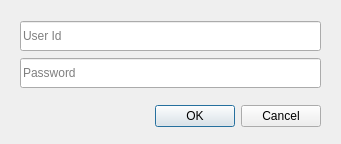
debugger22/stockmarket, file uifiles/login.ui: the form before one commit.
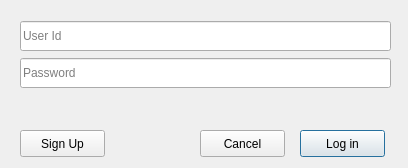
The form after the commit.

Diff of the .ui file:
```diff
--- a/uifiles/login.ui
+++ b/uifiles/login.ui
@@ -6,35 +6,19 @@
    <rect>
     <x>0</x>
     <y>0</y>
-    <width>341</width>
-    <height>144</height>
+    <width>408</width>
+    <height>168</height>
    </rect>
   </property>
   <property name="windowTitle">
    <string>Stock Market | Login</string>
   </property>
-  <widget class="QDialogButtonBox" name="buttonBox">
-   <property name="geometry">
-    <rect>
-     <x>70</x>
-     <y>100</y>
-     <width>251</width>
-     <height>32</height>
-    </rect>
-   </property>
-   <property name="orientation">
-    <enum>Qt::Horizontal</enum>
-   </property>
-   <property name="standardButtons">
-    <set>QDialogButtonBox::Cancel|QDialogButtonBox::Ok</set>
-   </property>
-  </widget>
   <widget class="QWidget" name="gridLayoutWidget">
    <property name="geometry">
     <rect>
      <x>20</x>
      <y>20</y>
-     <width>301</width>
+     <width>371</width>
      <height>69</height>
     </rect>
    </property>
@@ -60,6 +44,9 @@
         <height>30</height>
        </size>
       </property>
+      <property name="echoMode">
+       <enum>QLineEdit::Password</enum>
+      </property>
       <property name="placeholderText">
        <string>Password</string>
       </property>
@@ -67,6 +54,58 @@
     </item>
    </layout>
   </widget>
+  <widget class="QLabel" name="lblStatus">
+   <property name="geometry">
+    <rect>
+     <x>20</x>
+     <y>100</y>
+     <width>301</width>
+     <height>21</height>
+    </rect>
+   </property>
+   <property name="text">
+    <string/>
+   </property>
+  </widget>
+  <widget class="QPushButton" name="cmdLogin">
+   <property name="geometry">
+    <rect>
+     <x>300</x>
+     <y>130</y>
+     <width>85</width>
+     <height>27</height>
+    </rect>
+   </property>
+   <property name="text">
+    <string>Log in</string>
+   </property>
+  </widget>
+  <widget class="QPushButton" name="cmdCancel">
+   <property name="geometry">
+    <rect>
+     <x>200</x>
+     <y>130</y>
+     <width>85</width>
+     <height>27</height>
+    </rect>
+   </property>
+   <property name="text">
+    <string>Cancel</string>
+   </property>
+  </widget>
+  <widget class="QPushButton" name="cmdSignUp">
+   <property name="geometry">
+    <rect>
+     <x>20</x>
+     <y>130</y>
+     <width>85</width>
+     <height>27</height>
+    </rect>
+   </property>
+   <property name="text">
+    <string>Sign Up</string>
+   </property>
+  </widget>
  </widget>
  <resources/>
  <connections>
```
Left out of the diff: 35 changed lines with no effect on the pictures.
